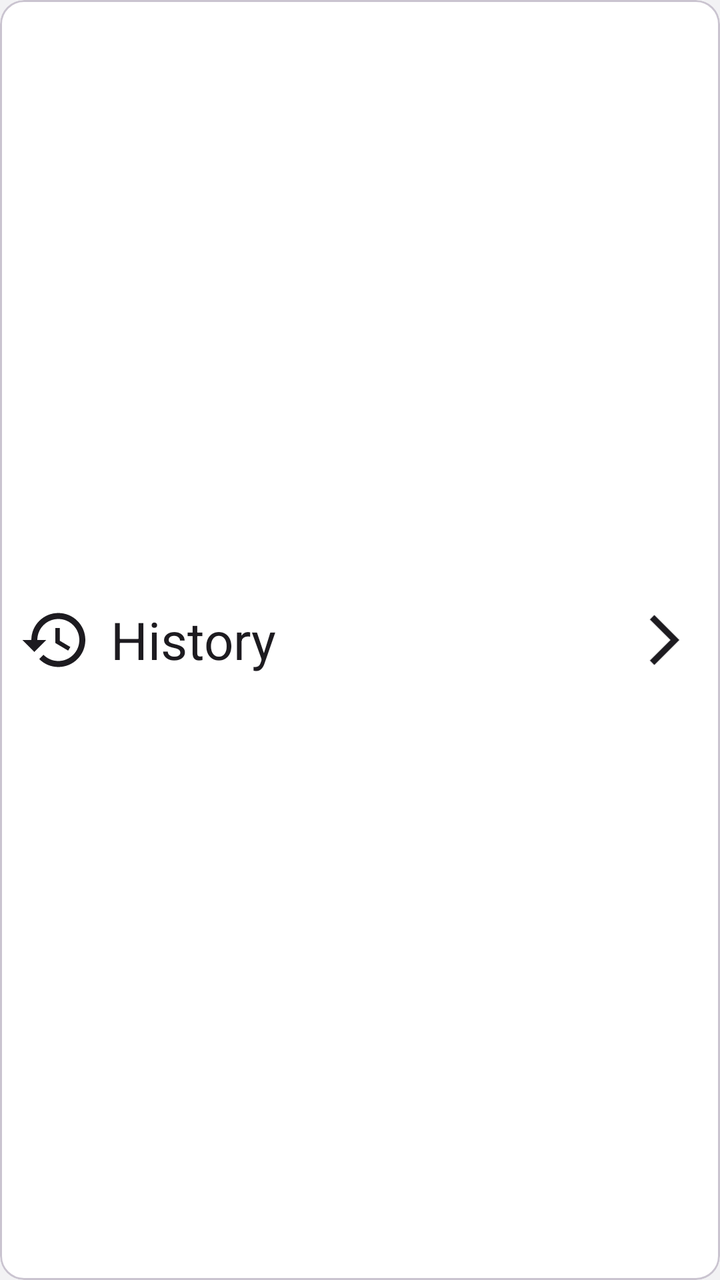
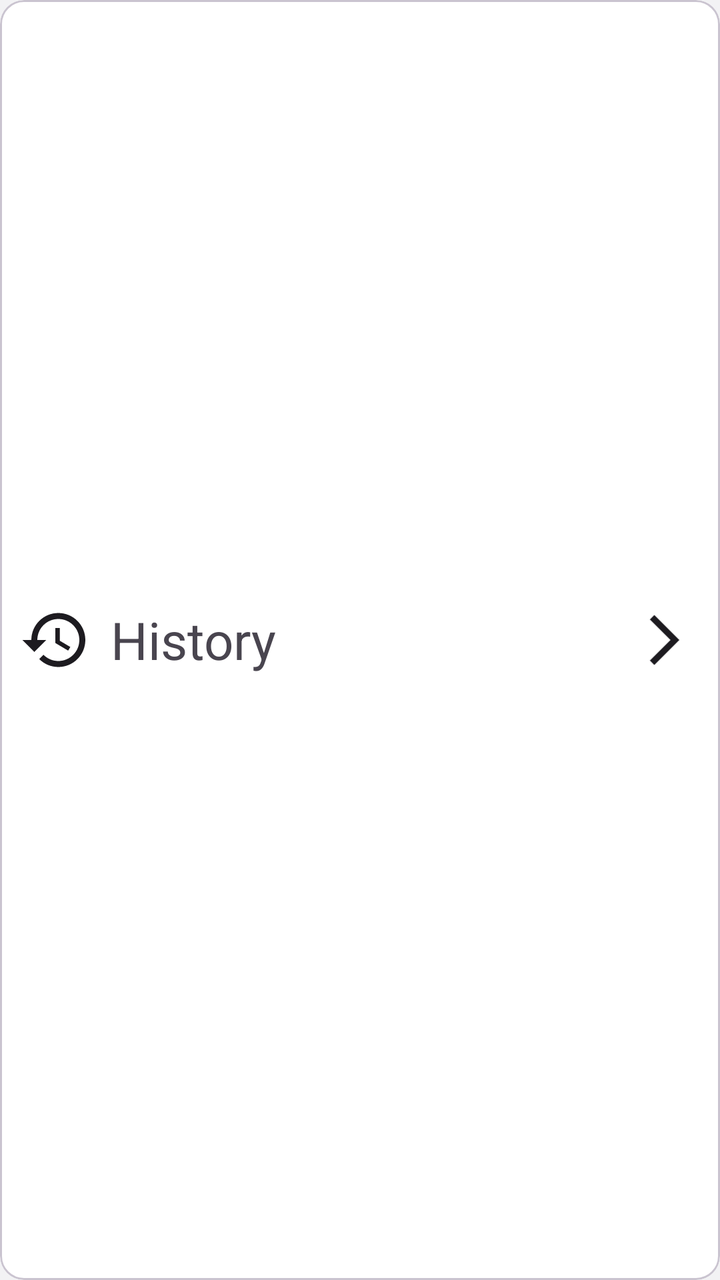

Compare the two renders of this Android layout. The source of the first and the diff that turns it into the second are given below.
<!-- AndroidManifest.xml: application theme Theme.TodayToEat -->
<!-- res/layout/setting_item.xml -->
<?xml version="1.0" encoding="utf-8"?>
<com.google.android.material.card.MaterialCardView
    android:id="@+id/card_root"
    xmlns:android="http://schemas.android.com/apk/res/android"
    xmlns:app="http://schemas.android.com/apk/res-auto"
    android:orientation="horizontal"
    android:layout_width="match_parent"
    android:minHeight="60sp"
    android:layout_height="60dp"
    android:layout_margin="15sp"
    app:rippleColor="?attr/colorPrimary"
    android:gravity="center" >

   <LinearLayout
       android:layout_width="match_parent"
       android:layout_height="match_parent"
       android:layout_gravity="center"
       android:orientation="horizontal">

       <ImageView
           android:id="@+id/iv_icon"
           android:layout_width="0dp"
           android:layout_weight="1"
           android:layout_height="36dp"
           android:layout_gravity="center"
           android:src="@drawable/baseline_history_black_24"
           app:tint="?attr/colorOnSurface" />

       <TextView
           android:id="@+id/tv_list"
           android:layout_width="0dp"
           android:layout_weight="4"
           android:layout_height="wrap_content"
           android:layout_gravity="center"
           android:text="@string/history"
           android:textSize="26sp"
           android:textColor="?attr/colorOnSurface"
           android:gravity="top" />

       <ImageView
           android:id="@+id/iv_red_dot"
           android:layout_width="0dp"
           android:layout_weight="0.5"
           android:layout_height="20sp"
           android:layout_gravity="center"
           android:src="@drawable/baseline_circle_24"
           android:visibility="invisible"/>

       <ImageView
           android:id="@+id/iv_next"
           android:layout_width="0dp"
           android:layout_weight="1"
           android:layout_height="30dp"
           android:layout_gravity="center"
           android:src="@drawable/baseline_arrow_forward_ios_black_24"
           app:tint="?attr/colorOnSurface"/>

   </LinearLayout>


</com.google.android.material.card.MaterialCardView>
<!-- resources referenced by this layout -->
<resources>
  <!-- drawable baseline_arrow_forward_ios_black_24 (drawable) -->
  <vector xmlns:android="http://schemas.android.com/apk/res/android" android:autoMirrored="true" android:height="24dp" android:tint="?attr/colorOnSurface" android:viewportHeight="24" android:viewportWidth="24" android:width="24dp">
        
      <path android:fillColor="@android:color/white" android:pathData="M6.23,20.23l1.77,1.77l10,-10l-10,-10l-1.77,1.77l8.23,8.23z"/>
      
  </vector>
  <!-- drawable baseline_circle_24 (drawable) -->
  <vector xmlns:android="http://schemas.android.com/apk/res/android" android:height="24dp" android:tint="?attr/colorError" android:viewportHeight="24" android:viewportWidth="24" android:width="24dp">
        
      <path android:fillColor="@android:color/white" android:pathData="M12,2C6.47,2 2,6.47 2,12s4.47,10 10,10 10,-4.47 10,-10S17.53,2 12,2z"/>
      
  </vector>
  <!-- drawable baseline_history_black_24 (drawable) -->
  <vector xmlns:android="http://schemas.android.com/apk/res/android" android:height="24dp" android:tint="?attr/colorOnSurface" android:viewportHeight="24" android:viewportWidth="24" android:width="24dp">
        
      <path android:fillColor="@android:color/white" android:pathData="M13,3c-4.97,0 -9,4.03 -9,9L1,12l3.89,3.89 0.07,0.14L9,12L6,12c0,-3.87 3.13,-7 7,-7s7,3.13 7,7 -3.13,7 -7,7c-1.93,0 -3.68,-0.79 -4.94,-2.06l-1.42,1.42C8.27,19.99 10.51,21 13,21c4.97,0 9,-4.03 9,-9s-4.03,-9 -9,-9zM12,8v5l4.28,2.54 0.72,-1.21 -3.5,-2.08L13.5,8L12,8z"/>
      
  </vector>
  <string name="history">History</string>
  <style name="Theme.TodayToEat" parent="Theme.Material3.DayNight.NoActionBar">
          <item name="windowNoTitle">true</item>
          <item name="windowActionBar">false</item>
  
          <item name="android:navigationBarColor">@android:color/transparent</item>
          <item name="android:statusBarColor">@android:color/transparent</item>
          <item name="android:windowLightStatusBar">true</item>
  
          <item name="colorPrimary">@color/white</item>
          <item name="colorOnPrimary">@color/black</item>
          <item name="colorPrimaryVariant">@color/middleGray</item>
          <item name="colorPrimaryContainer">@color/gray</item>
  
          <item name="android:windowBackground">@color/gray</item>
  
          <item name="materialAlertDialogTheme">@style/MyAlertDialog.Light</item>
  
          <item name="colorSurface">@color/white</item>
          <item name="colorOutline">@color/transparent</item>
  
          <item name="radioButtonStyle">@style/Widget.TodayToEat.RadioButton</item>
  
          <item name="itemBackground">@color/transparent</item>
      </style>
  <color name="white">#FFFFFFFF</color>
  <color name="black">#FF000000</color>
  <color name="middleGray">#E7E6E9</color>
  <color name="gray">#F2F2F4</color>
  <style name="MyAlertDialog.Light" parent="ThemeOverlay.Material3.MaterialAlertDialog">
          <item name="colorPrimary">@color/title_color</item>
          <item name="android:textColor">@color/title_color</item>
      </style>
  <color name="transparent">#00ffffff</color>
  <style name="Widget.TodayToEat.RadioButton" parent="Widget.Material3.CompoundButton.RadioButton">
          <item name="buttonTint">@color/radio_button_tint</item>
      </style>
  <color name="title_color">#000000</color>
</resources>

<!-- the commit's change to res/layout/setting_item.xml (unified diff, before → after) -->
@@ -8,7 +8,6 @@
     android:minHeight="60sp"
     android:layout_height="60dp"
     android:layout_margin="15sp"
-    app:rippleColor="?attr/colorPrimary"
     android:gravity="center" >
 
    <LinearLayout
@@ -23,8 +22,7 @@
            android:layout_weight="1"
            android:layout_height="36dp"
            android:layout_gravity="center"
-           android:src="@drawable/baseline_history_black_24"
-           app:tint="?attr/colorOnSurface" />
+           android:src="@drawable/baseline_history_black_24" />
 
        <TextView
            android:id="@+id/tv_list"
@@ -34,7 +32,6 @@
            android:layout_gravity="center"
            android:text="@string/history"
            android:textSize="26sp"
-           android:textColor="?attr/colorOnSurface"
            android:gravity="top" />
 
        <ImageView
@@ -52,8 +49,7 @@
            android:layout_weight="1"
            android:layout_height="30dp"
            android:layout_gravity="center"
-           android:src="@drawable/baseline_arrow_forward_ios_black_24"
-           app:tint="?attr/colorOnSurface"/>
+           android:src="@drawable/baseline_arrow_forward_ios_black_24"/>
 
    </LinearLayout>
 
